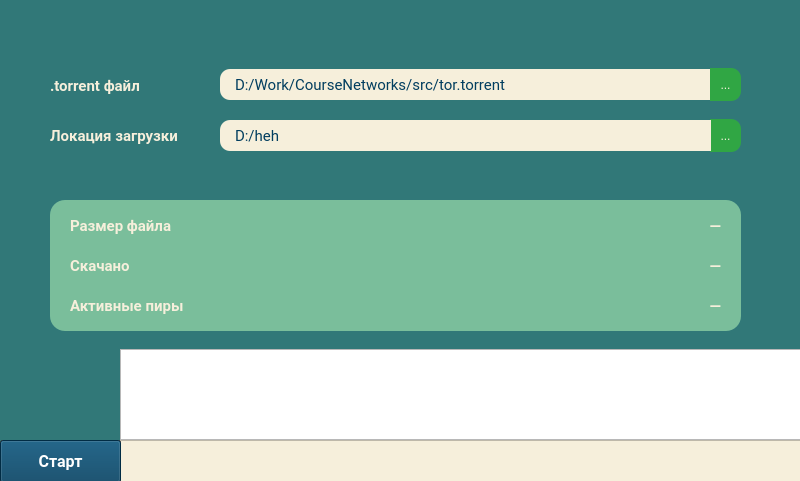
Above: src/ui/form.ui from Bryanskaya/CourseNetworks before the change. Below: the same form after it.
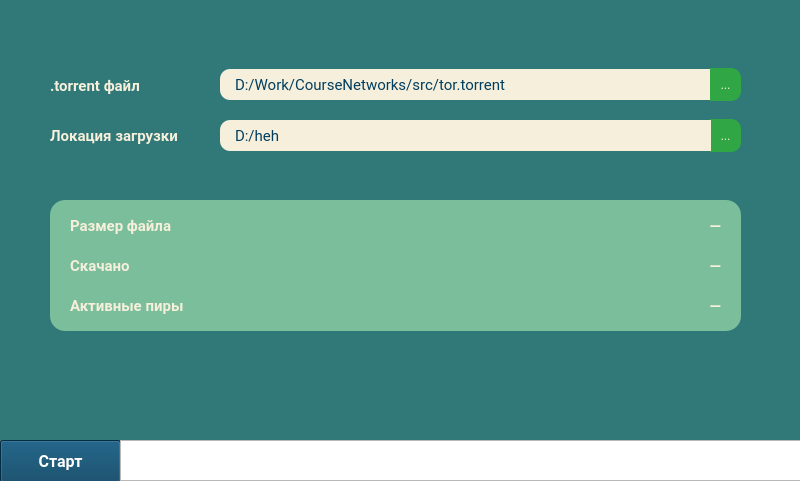
That is the form after the change.

```diff
--- a/src/ui/form.ui
+++ b/src/ui/form.ui
@@ -1994,25 +1994,6 @@
     <string>Старт</string>
    </property>
   </widget>
-  <widget class="QFrame" name="progressBar">
-   <property name="geometry">
-    <rect>
-     <x>120</x>
-     <y>440</y>
-     <width>681</width>
-     <height>42</height>
-    </rect>
-   </property>
-   <property name="styleSheet">
-    <string notr="true">background-color: rgb(246, 239, 219)</string>
-   </property>
-   <property name="frameShape">
-    <enum>QFrame::StyledPanel</enum>
-   </property>
-   <property name="frameShadow">
-    <enum>QFrame::Raised</enum>
-   </property>
-  </widget>
   <widget class="QPushButton" name="stopBtn">
    <property name="enabled">
     <bool>true</bool>
@@ -2271,9 +2252,9 @@
    <property name="geometry">
     <rect>
      <x>120</x>
-     <y>349</y>
+     <y>440</y>
      <width>681</width>
-     <height>91</height>
+     <height>41</height>
     </rect>
    </property>
   </widget>
```
Left out of the diff: 1 changed line with no effect on the pictures.
